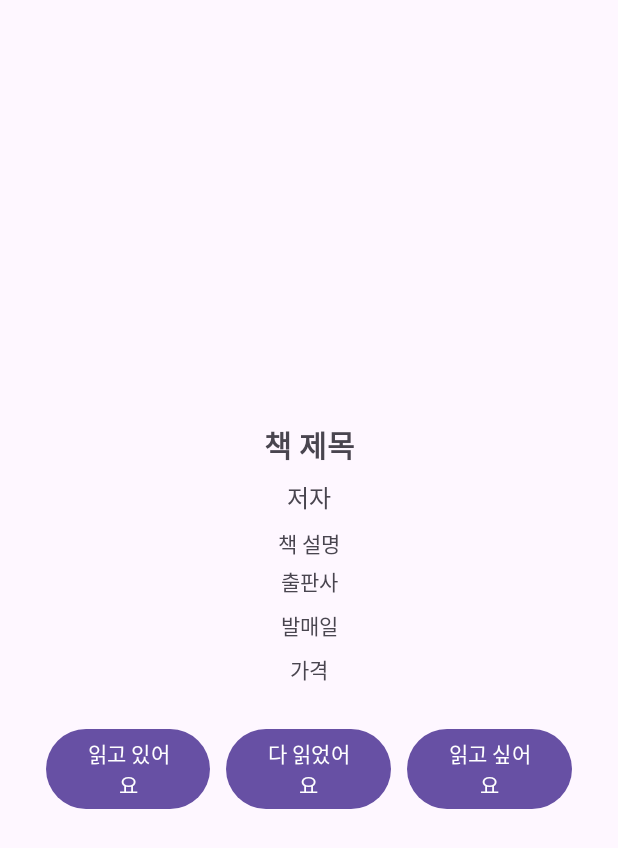
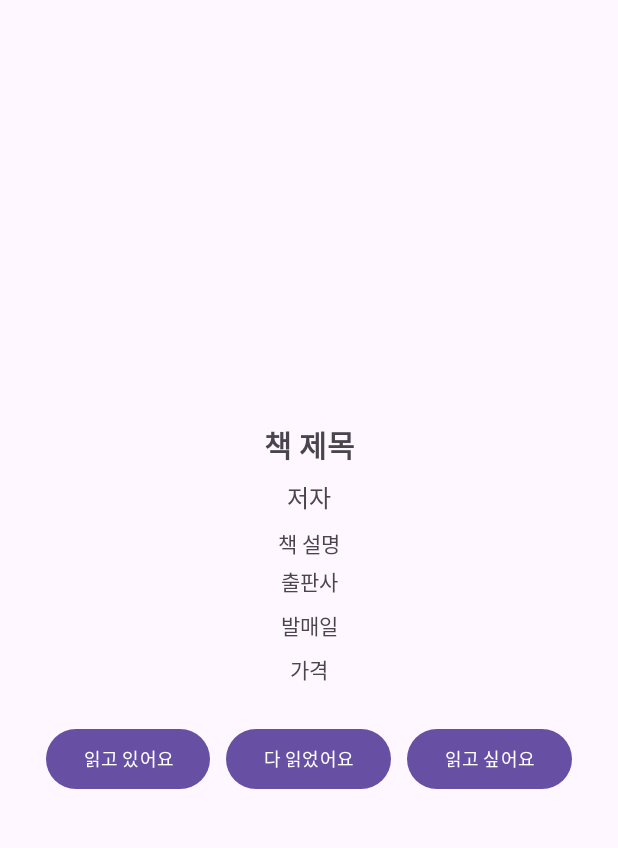
Before and after one commit to yunziee/Chectime, an Android app: the layout fragment_book_detail.xml on its own in the app's theme, with its tools: preview values and no code run, on a phone screen of 412 x 824 dp. Shown: the top 848 px of the screen. Run offline under Robolectric (Android 15) with nearby library versions, the phone set to English and light mode, and no system bars.

Commit message:
button size 수정

```diff
--- a/app/src/main/res/layout/fragment_book_detail.xml
+++ b/app/src/main/res/layout/fragment_book_detail.xml
@@ -96,7 +96,8 @@
                 android:layout_height="wrap_content"
                 android:layout_weight="1"
                 android:text="읽고 있어요"
-                android:layout_margin="5dp" />
+                android:layout_margin="5dp"
+                android:textSize="12dp" />
 
             <Button
                 android:id="@+id/btn_read"
@@ -104,7 +105,8 @@
                 android:layout_height="wrap_content"
                 android:layout_weight="1"
                 android:text="다 읽었어요"
-                android:layout_margin="5dp" />
+                android:layout_margin="5dp"
+                android:textSize="12dp" />
 
             <Button
                 android:id="@+id/btn_to_read"
@@ -112,7 +114,8 @@
                 android:layout_height="wrap_content"
                 android:layout_weight="1"
                 android:text="읽고 싶어요"
-                android:layout_margin="5dp" />
+                android:layout_margin="5dp"
+                android:textSize="12dp" />
 
         </LinearLayout>
     </LinearLayout>
```
Also changed, not shown: app/src/main/res/layout/fragment_saved_book.xml (+6 -3 lines).
